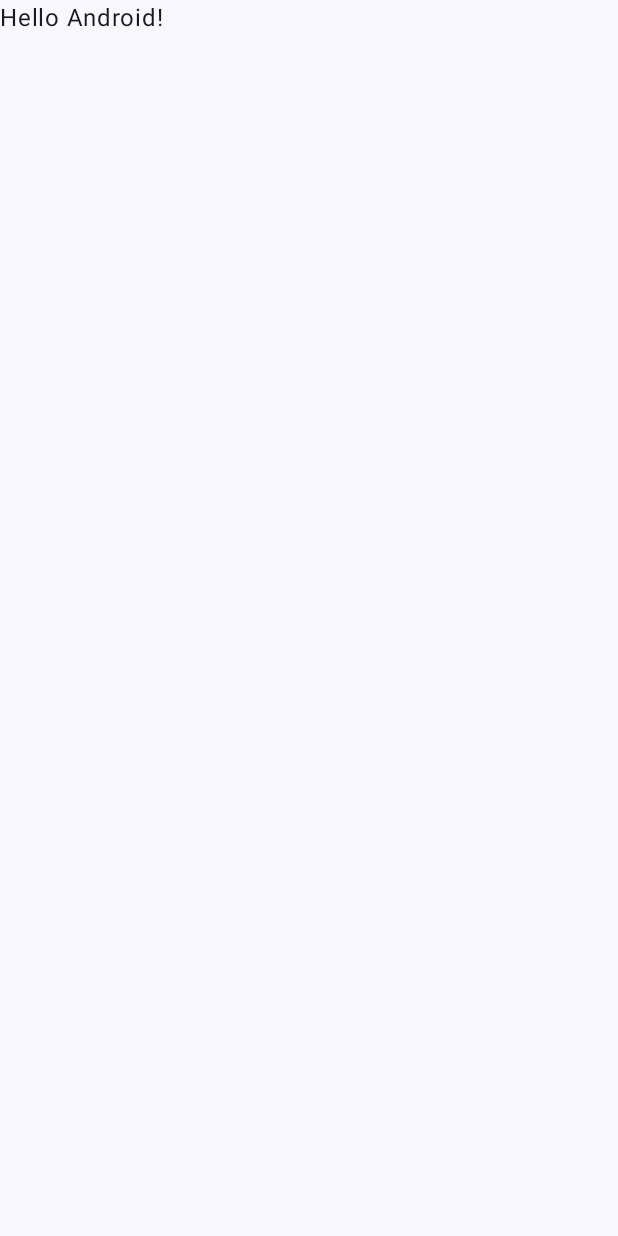
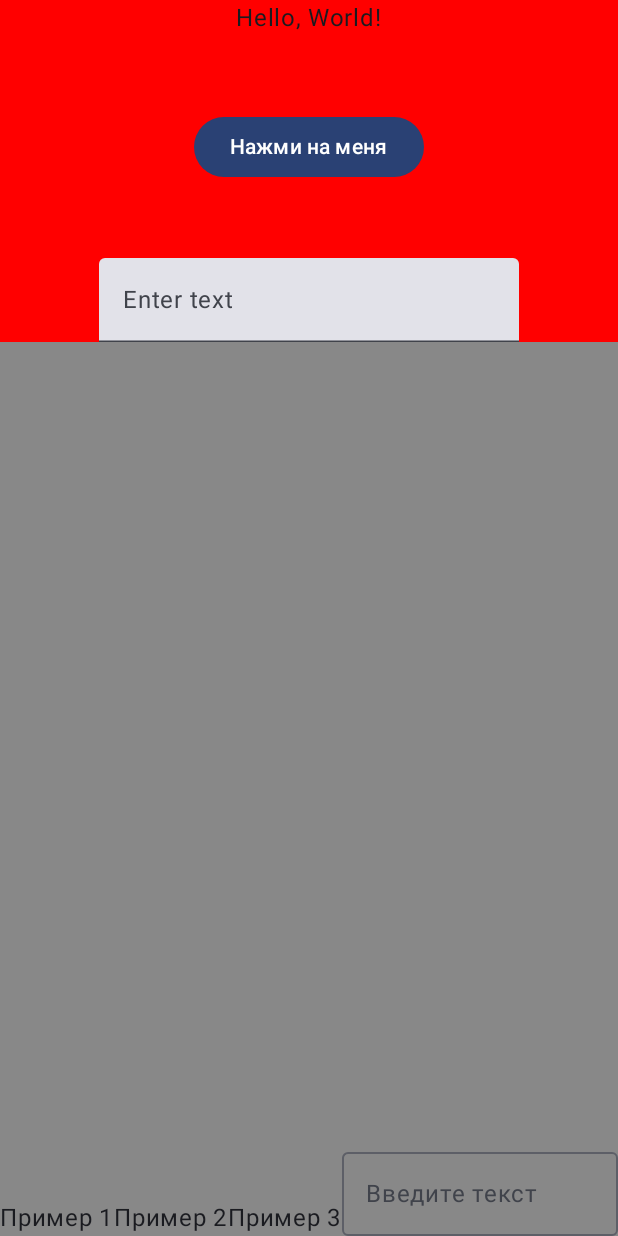
Before and after one commit to docfr10/Lesson-Jetpack-1, an Android app built with Jetpack Compose: the screen it shows after launch (MainActivity), on a phone screen of 412 x 824 dp. Before the commit the screen is almost empty. Run offline under Robolectric (Android 15) with nearby library versions, the phone set to English and light mode, and no system bars.

Commit message:
Lesson 1 is done

```diff
--- a/app/src/main/java/com/example/lesson_jetpack_1/MainActivity.kt
+++ b/app/src/main/java/com/example/lesson_jetpack_1/MainActivity.kt
@@ -1,47 +1,105 @@
 package com.example.lesson_jetpack_1
 
 import android.os.Bundle
+import android.util.Log
 import androidx.activity.ComponentActivity
 import androidx.activity.compose.setContent
 import androidx.activity.enableEdgeToEdge
+import androidx.compose.foundation.background
+import androidx.compose.foundation.layout.Arrangement
+import androidx.compose.foundation.layout.Column
+import androidx.compose.foundation.layout.Row
+import androidx.compose.foundation.layout.fillMaxHeight
 import androidx.compose.foundation.layout.fillMaxSize
+import androidx.compose.foundation.layout.fillMaxWidth
 import androidx.compose.foundation.layout.padding
+import androidx.compose.material3.Button
+import androidx.compose.material3.OutlinedTextField
 import androidx.compose.material3.Scaffold
 import androidx.compose.material3.Text
-import androidx.compose.runtime.Composable
+import androidx.compose.material3.TextField
+import androidx.compose.runtime.getValue
+import androidx.compose.runtime.mutableStateOf
+import androidx.compose.runtime.remember
+import androidx.compose.runtime.setValue
+import androidx.compose.ui.Alignment
 import androidx.compose.ui.Modifier
-import androidx.compose.ui.tooling.preview.Preview
+import androidx.compose.ui.graphics.Color
+import androidx.compose.ui.unit.dp
 import com.example.lesson_jetpack_1.ui.theme.LessonJetpack1Theme
 
 class MainActivity : ComponentActivity() {
     override fun onCreate(savedInstanceState: Bundle?) {
         super.onCreate(savedInstanceState)
         enableEdgeToEdge()
+
         setContent {
+            // Метод, который отвечает за вызов настроек темы приложения
             LessonJetpack1Theme {
+                // Контейнер для задания "фундамента" интерфейса
+                // Основная особенность в том, что контейнер воспринимает грани экрана
+                // устройства при помощи лямбды "innerPadding"
+                // и не позволяет элементам оказаться вне экрана
                 Scaffold(modifier = Modifier.fillMaxSize()) { innerPadding ->
-                    Greeting(
-                        name = "Android",
-                        modifier = Modifier.padding(innerPadding)
-                    )
+                    Column(
+                        modifier = Modifier
+                            .fillMaxSize()
+                            .padding(innerPadding)
+                    ) {
+                        // Контейнер Column, располагает элементы по вертикали
+                        Column(
+                            verticalArrangement = Arrangement.spacedBy(50.dp),
+                            horizontalAlignment = Alignment.CenterHorizontally,
+                            // Параметр modifier отвечает за настройки элемента
+                            modifier = Modifier
+                                .background(Color.Red)
+                                .fillMaxWidth()
+                        ) {
+                            // Переменная, которая хранит состояние и автоматически его обновляет
+                            // Стандартный способ инициализации
+                            val textField = remember { mutableStateOf("") }
+
+                            // Текстовый элемент
+                            Text(text = "Hello, World!")
+
+                            // Кнопка
+                            Button(onClick = { Log.i("Button", "На меня нажали") }) {
+                                Text("Нажми на меня")
+                            }
+
+                            // Поле для ввода текста — на данный момент неактуальный
+                            TextField(
+                                value = textField.value,
+                                onValueChange = { textField.value = it },
+                                label = { Text("Enter text") }
+                            )
+                        }
+
+                        // Контейнер Row, располагает элементы по горизонтали
+                        Row(
+                            horizontalArrangement = Arrangement.End,
+                            verticalAlignment = Alignment.Bottom,
+                            modifier = Modifier
+                                .background(Color.Gray)
+                                .fillMaxHeight()
+                        ) {
+                            Text("Пример 1")
+                            Text("Пример 2")
+                            Text("Пример 3")
+
+                            // "Ленивая инициализация"
+                            var textField by remember { mutableStateOf("") }
+
+                            // Второй вариант поля для ввода текста
+                            OutlinedTextField(
+                                value = textField,
+                                onValueChange = { textField = it },
+                                label = { Text("Введите текст") }
+                            )
+                        }
+                    }
                 }
             }
         }
     }
 }
-
-@Composable
-fun Greeting(name: String, modifier: Modifier = Modifier) {
-    Text(
-        text = "Hello $name!",
-        modifier = modifier
-    )
-}
-
-@Preview(showBackground = true)
-@Composable
-fun GreetingPreview() {
-    LessonJetpack1Theme {
-        Greeting("Android")
-    }
-}
```
